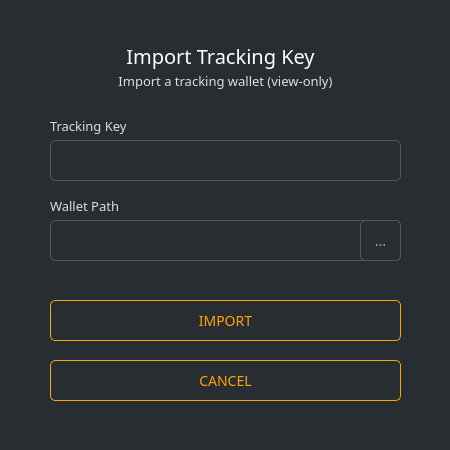
Qt form src/gui/ui/importtracking.ui (ConcealNetwork/conceal-desktop) before a commit.
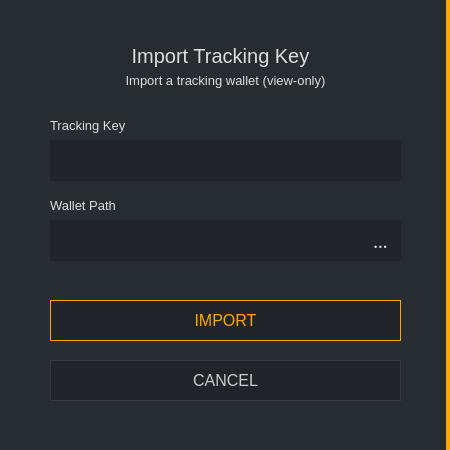
The same form after that commit.

```diff
--- a/src/gui/ui/importtracking.ui
+++ b/src/gui/ui/importtracking.ui
@@ -14,7 +14,7 @@
    <string>Import</string>
   </property>
   <property name="styleSheet">
-   <string notr="true">background-color: #282d31; color: #ddd; border: 0px; font-family: Raleway;</string>
+   <string notr="true">background-color: #212529; color: #ddd; border: 0px;</string>
   </property>
   <widget class="QGroupBox" name="groupBox">
    <property name="geometry">
@@ -26,7 +26,7 @@
     </rect>
    </property>
    <property name="styleSheet">
-    <string notr="true"/>
+    <string notr="true">background-color: #282d31; border-right: 4px solid orange;</string>
    </property>
    <property name="title">
     <string/>
@@ -42,7 +42,6 @@
     </property>
     <property name="font">
      <font>
-      <family>Raleway</family>
       <pointsize>-1</pointsize>
      </font>
     </property>
@@ -67,12 +66,11 @@
     </property>
     <property name="font">
      <font>
-      <family>Raleway</family>
       <pointsize>-1</pointsize>
      </font>
     </property>
     <property name="styleSheet">
-     <string notr="true">color: #fff;
+     <string notr="true">color: #ddd;
 border-right: 0px;
 font-size: 20px;</string>
     </property>
@@ -94,7 +92,6 @@
     </property>
     <property name="font">
      <font>
-      <family>Raleway</family>
       <pointsize>-1</pointsize>
      </font>
     </property>
@@ -122,12 +119,15 @@
     </property>
     <property name="font">
      <font>
-      <family>Raleway</family>
-      <pointsize>-1</pointsize>
+      <family>Lato</family>
+      <pointsize>9</pointsize>
      </font>
     </property>
     <property name="styleSheet">
-     <string notr="true">padding: 3px; border: 1px solid #555; border-radius: 5px; font-family: 'Raleway'; font-size: 14px; color: #aaa; padding: 5px;</string>
+     <string notr="true">background-color: #212529;
+border-right: 0px;
+color: #e5e5e5;
+padding: 5px;</string>
     </property>
    </widget>
    <widget class="QLabel" name="label_2">
@@ -141,7 +141,6 @@
     </property>
     <property name="font">
      <font>
-      <family>Raleway</family>
       <pointsize>-1</pointsize>
      </font>
     </property>
@@ -169,12 +168,16 @@
     </property>
     <property name="font">
      <font>
-      <family>Raleway</family>
-      <pointsize>-1</pointsize>
+      <family>Lato</family>
+      <pointsize>9</pointsize>
      </font>
     </property>
     <property name="styleSheet">
-     <string notr="true">padding: 3px; border: 1px solid #555; border-radius: 5px; font-family: 'Raleway'; font-size: 14px; color: #aaa; padding: 5px;</string>
+     <string notr="true">background-color: #212529;
+border-right: 0px;
+color: #e5e5e5;
+padding: 5px;
+</string>
     </property>
    </widget>
    <widget class="QPushButton" name="m_okButton">
@@ -194,12 +197,13 @@
     </property>
     <property name="font">
      <font>
-      <family>Raleway</family>
       <pointsize>-1</pointsize>
      </font>
     </property>
     <property name="styleSheet">
-     <string notr="true">color: orange; border: 1px solid orange; font-size: 14px; border-radius: 5px;</string>
+     <string notr="true">QPushButton#m_okButton {color: orange; background-color: #212529; border: 1px solid orange; font-size: 16px;}
+
+QPushButton#m_okButton:hover {color: orange; background-color: #212529; border: 2px solid orange; font-size: 16px;}</string>
     </property>
     <property name="text">
      <string>IMPORT</string>
@@ -222,12 +226,13 @@
     </property>
     <property name="font">
      <font>
-      <family>Raleway</family>
       <pointsize>-1</pointsize>
      </font>
     </property>
     <property name="styleSheet">
-     <string notr="true">color: orange; border: 1px solid orange; font-size: 14px; border-radius: 5px;</string>
+     <string notr="true">QPushButton#m_cancelButton {color: #ccc; border: 1px solid #343a40; font-size: 16px; background-color: #212529;}
+
+QPushButton#m_cancelButton:hover {color: #ddd; border: 2px solid #444; font-size: 16px; background-color: #212529;}</string>
     </property>
     <property name="text">
      <string>CANCEL</string>
@@ -244,12 +249,16 @@
     </property>
     <property name="font">
      <font>
-      <family>Raleway</family>
-      <pointsize>-1</pointsize>
+      <family>Lato</family>
+      <pointsize>15</pointsize>
      </font>
     </property>
     <property name="styleSheet">
-     <string notr="true">padding: 3px; border: 1px solid #555; border-radius: 5px; font-family: 'Raleway'; font-size: 14px; color: #aaa;</string>
+     <string notr="true">background-color: #212529;
+border-right: 0px;
+color: #ddd;
+padding: 5px;
+</string>
     </property>
     <property name="text">
      <string>...</string>
```
